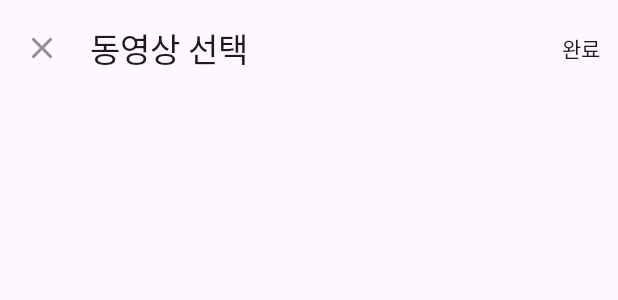
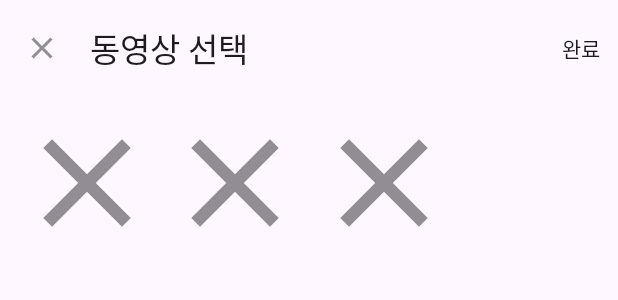
Before and after one commit to boostcampwm-2021/android05-boomerang, an Android app: the layout fragment_video_selection.xml on its own in the app's theme, with its tools: preview values and no code run, on a phone screen of 412 x 824 dp. Shown: the top 300 px of the screen. Run offline under Robolectric (Android 15) with nearby library versions, the phone set to English and light mode, and no system bars.

Commit message:
feat: VideoSelection RecyclerView XML 구현

```diff
--- a/app/src/main/res/layout/fragment_video_selection.xml
+++ b/app/src/main/res/layout/fragment_video_selection.xml
@@ -30,5 +30,18 @@
 
         </com.google.android.material.appbar.AppBarLayout>
 
+        <androidx.recyclerview.widget.RecyclerView
+            android:id="@+id/rv_video_selection_show_videos"
+            android:layout_width="match_parent"
+            android:layout_height="0dp"
+            android:layout_marginStart="8dp"
+            android:layout_marginEnd="8dp"
+            android:layout_marginTop="8dp"
+            app:layout_constraintTop_toBottomOf="@id/container_video_selection_appbar"
+            app:layout_constraintBottom_toBottomOf="parent"
+            app:layoutManager="androidx.recyclerview.widget.GridLayoutManager"
+            android:orientation="vertical"
+            app:spanCount="4"
+            tools:listitem="@layout/item_rv_video_selection_show_videos"/>
     </androidx.constraintlayout.widget.ConstraintLayout>
 </layout>
--- /dev/null
+++ b/app/src/main/res/layout/item_rv_video_selection_show_videos.xml
@@ -0,0 +1,16 @@
+<?xml version="1.0" encoding="utf-8"?>
+<androidx.constraintlayout.widget.ConstraintLayout xmlns:android="http://schemas.android.com/apk/res/android"
+    android:layout_width="wrap_content"
+    android:layout_height="wrap_content"
+    xmlns:app="http://schemas.android.com/apk/res-auto"
+    xmlns:tools="http://schemas.android.com/tools">
+
+    <com.google.android.material.imageview.ShapeableImageView
+        android:id="@+id/item_iv_video_selection_thumbnail"
+        android:layout_width="100dp"
+        android:layout_height="100dp"
+        app:layout_constraintTop_toTopOf="parent"
+        app:layout_constraintStart_toStartOf="parent"
+        tools:src="@drawable/ic_close"/>
+
+</androidx.constraintlayout.widget.ConstraintLayout>
```
